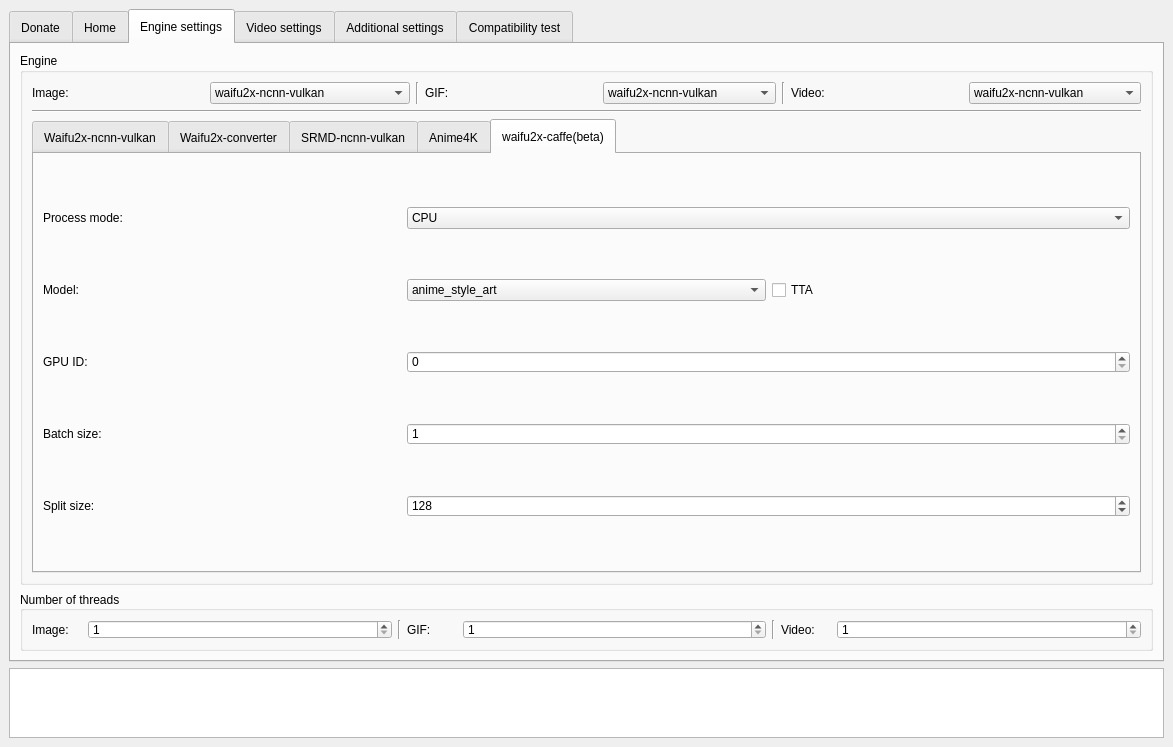
AaronFeng753/Waifu2x-Extension-GUI, file SRC/Waifu2x-Extension-QT/mainwindow.ui: the form before one commit.
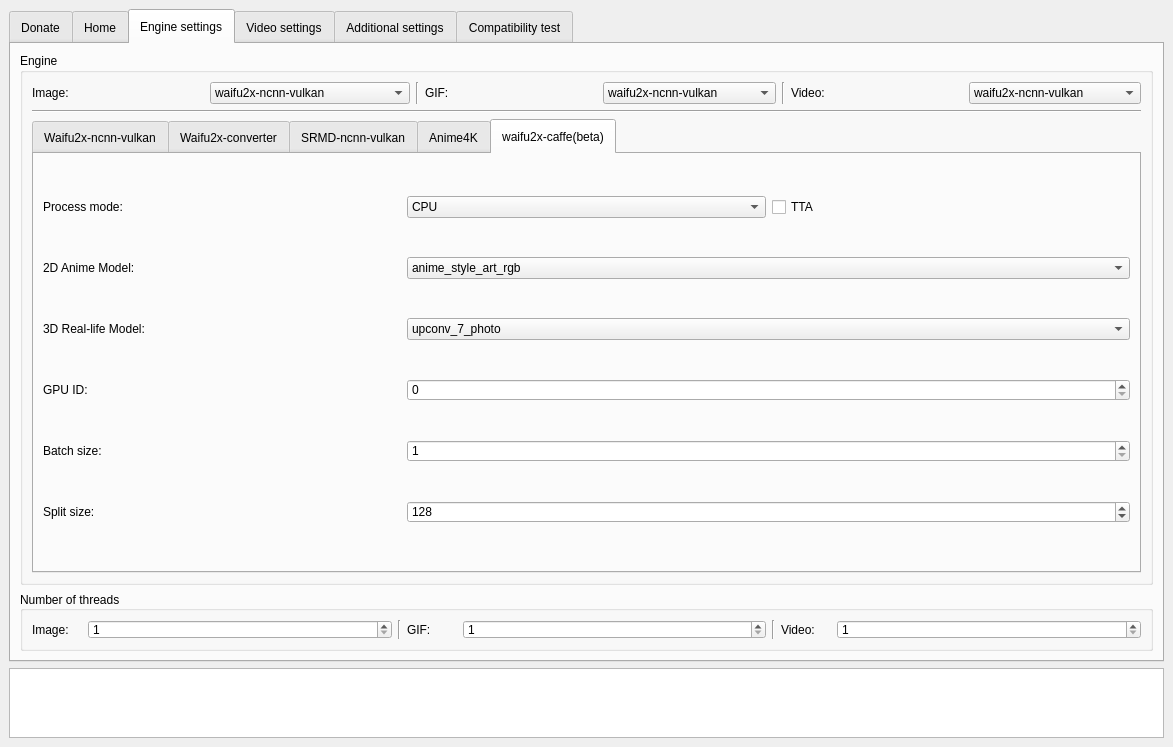
The form after the commit. Icons and pictures are not drawn.

Diff of the .ui file:
```diff
--- a/SRC/Waifu2x-Extension-QT/mainwindow.ui
+++ b/SRC/Waifu2x-Extension-QT/mainwindow.ui
@@ -2655,8 +2655,45 @@
                <string>waifu2x-caffe(beta)</string>
               </attribute>
               <layout class="QGridLayout" name="gridLayout_30">
-               <item row="1" column="1">
-                <widget class="QComboBox" name="comboBox_Model_Waifu2xCaffe">
+               <item row="8" column="1" colspan="2">
+                <widget class="QSpinBox" name="spinBox_SplitSize_Waifu2xCaffe">
+                 <property name="minimum">
+                  <number>1</number>
+                 </property>
+                 <property name="maximum">
+                  <number>999999999</number>
+                 </property>
+                 <property name="value">
+                  <number>128</number>
+                 </property>
+                </widget>
+               </item>
+               <item row="0" column="0">
+                <widget class="QLabel" name="label_14">
+                 <property name="text">
+                  <string>Process mode:</string>
+                 </property>
+                </widget>
+               </item>
+               <item row="3" column="0">
+                <widget class="QLabel" name="label_25">
+                 <property name="text">
+                  <string>2D Anime Model:</string>
+                 </property>
+                </widget>
+               </item>
+               <item row="6" column="0">
+                <widget class="QLabel" name="label_38">
+                 <property name="text">
+                  <string>GPU ID:</string>
+                 </property>
+                </widget>
+               </item>
+               <item row="3" column="1" colspan="2">
+                <widget class="QComboBox" name="comboBox_Model_2D_Waifu2xCaffe">
+                 <property name="currentIndex">
+                  <number>1</number>
+                 </property>
                  <item>
                   <property name="text">
                    <string notr="true">anime_style_art</string>
@@ -2694,49 +2731,62 @@
                  </item>
                 </widget>
                </item>
-               <item row="0" column="0">
-                <widget class="QLabel" name="label_14">
-                 <property name="text">
-                  <string>Process mode:</string>
-                 </property>
+               <item row="4" column="1" colspan="2">
+                <widget class="QComboBox" name="comboBox_Model_3D_Waifu2xCaffe">
+                 <item>
+                  <property name="text">
+                   <string>upconv_7_photo</string>
+                  </property>
+                 </item>
+                 <item>
+                  <property name="text">
+                   <string>photo</string>
+                  </property>
+                 </item>
                 </widget>
                </item>
-               <item row="1" column="0">
-                <widget class="QLabel" name="label_25">
-                 <property name="text">
-                  <string>Model:</string>
-                 </property>
-                </widget>
-               </item>
-               <item row="2" column="0">
-                <widget class="QLabel" name="label_38">
-                 <property name="text">
-                  <string>GPU ID:</string>
-                 </property>
-                </widget>
-               </item>
-               <item row="4" column="0">
+               <item row="8" column="0">
                 <widget class="QLabel" name="label_52">
                  <property name="text">
                   <string>Split size:</string>
                  </property>
                 </widget>
                </item>
-               <item row="3" column="0">
+               <item row="7" column="1" colspan="2">
+                <widget class="QSpinBox" name="spinBox_BatchSize_Waifu2xCaffe">
+                 <property name="minimum">
+                  <number>1</number>
+                 </property>
+                 <property name="maximum">
+                  <number>999999999</number>
+                 </property>
+                </widget>
+               </item>
+               <item row="7" column="0">
                 <widget class="QLabel" name="label_43">
                  <property name="text">
                   <string>Batch size:</string>
                  </property>
                 </widget>
                </item>
-               <item row="1" column="2">
-                <widget class="QCheckBox" name="checkBox_TTA_Waifu2xCaffe">
+               <item row="4" column="0">
+                <widget class="QLabel" name="label_56">
                  <property name="text">
-                  <string>TTA</string>
+                  <string>3D Real-life Model:</string>
                  </property>
                 </widget>
                </item>
-               <item row="0" column="1" colspan="2">
+               <item row="6" column="1" colspan="2">
+                <widget class="QSpinBox" name="spinBox_GPUID_Waifu2xCaffe">
+                 <property name="maximum">
+                  <number>999999999</number>
+                 </property>
+                 <property name="singleStep">
+                  <number>1</number>
+                 </property>
+                </widget>
+               </item>
+               <item row="0" column="1">
                 <widget class="QComboBox" name="comboBox_ProcessMode_Waifu2xCaffe">
                  <item>
                   <property name="text">
@@ -2755,36 +2805,16 @@
                  </item>
                 </widget>
                </item>
-               <item row="2" column="1" colspan="2">
-                <widget class="QSpinBox" name="spinBox_GPUID_Waifu2xCaffe">
-                 <property name="maximum">
-                  <number>999999999</number>
+               <item row="0" column="2">
+                <widget class="QCheckBox" name="checkBox_TTA_Waifu2xCaffe">
+                 <property name="toolTip">
+                  <string>TTA(Test-Time Augmentation):
+The processing time is eight times longer than when unchecked, 
+and the peak signal-to-noise ratio (PSNR) is increased by 0.15, 
+but the effect may not be obvious. It is not recommended to enable it.</string>
                  </property>
-                 <property name="singleStep">
-                  <number>1</number>
-                 </property>
-                </widget>
-               </item>
-               <item row="3" column="1" colspan="2">
-                <widget class="QSpinBox" name="spinBox_BatchSize_Waifu2xCaffe">
-                 <property name="minimum">
-                  <number>1</number>
-                 </property>
-                 <property name="maximum">
-                  <number>999999999</number>
-                 </property>
-                </widget>
-               </item>
-               <item row="4" column="1" colspan="2">
-                <widget class="QSpinBox" name="spinBox_SplitSize_Waifu2xCaffe">
-                 <property name="minimum">
-                  <number>1</number>
-                 </property>
-                 <property name="maximum">
-                  <number>999999999</number>
-                 </property>
-                 <property name="value">
-                  <number>128</number>
+                 <property name="text">
+                  <string>TTA</string>
                  </property>
                 </widget>
                </item>
```
Left out of the diff: 107 changed lines with no effect on the pictures.
